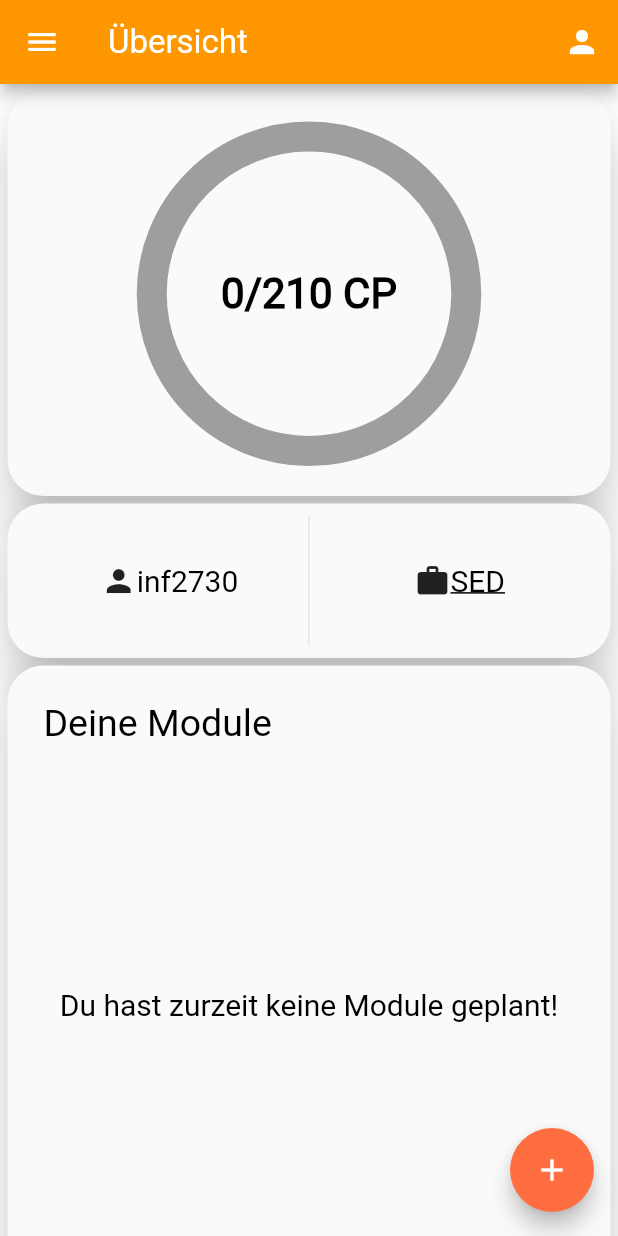
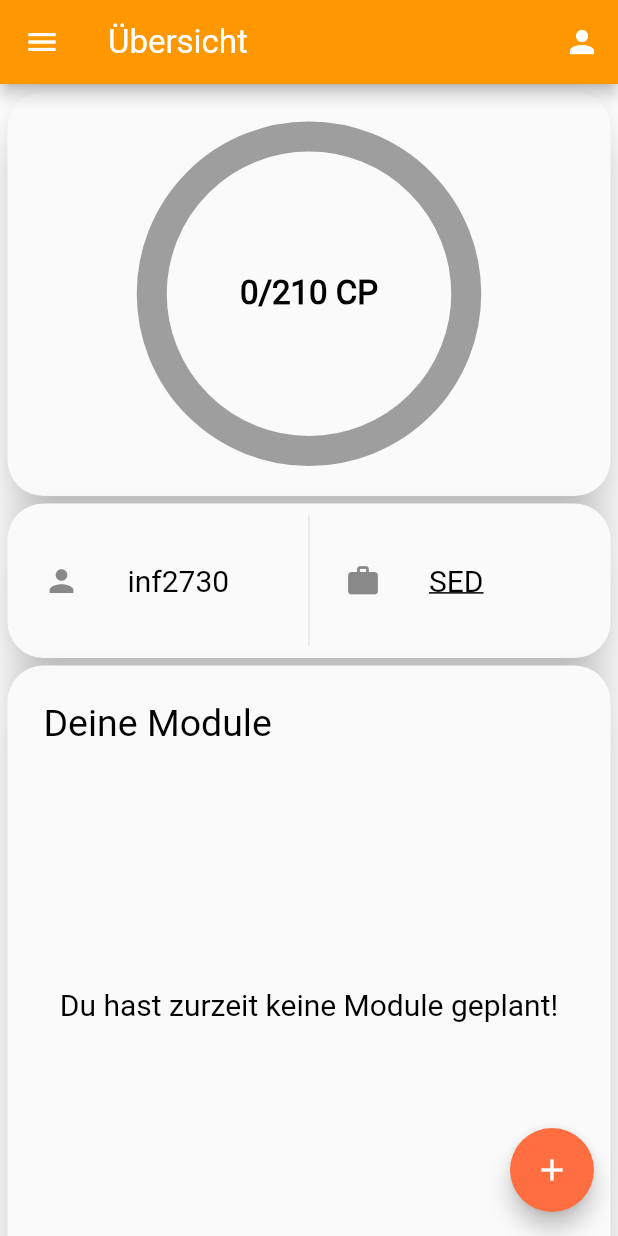
Before and after one commit to AlfredTachi/MyStudyBuddy2020, a Flutter app: the screen it shows after launch, on a phone screen of 412 x 824 dp. Run offline on Flutter 3.47's test engine with Material 2 defaults, Android fonts, the phone set to English and light mode, and no system bars; our stand-ins replace percent_indicator, photo_view, smooth_star_rating, webview_flutter; missing offline and left inert: flutter_plugin_pdf_viewer.

Commit message:
minor changes

```diff
--- a/lib/dashboard/progress_bar/progress_bar.dart
+++ b/lib/dashboard/progress_bar/progress_bar.dart
@@ -103,8 +103,8 @@ class ProgressBarState extends State<ProgressBar>
       fit: BoxFit.cover,
       child: Text(
         creditPoints.toString() + "/" + maxCreditPoints.toString() + " CP",
-        style: TextStyle(
-            fontSize: 28, fontWeight: FontWeight.w800),
+        style: TextStyle(fontSize: 22,
+            fontWeight: FontWeight.w800),
       ),
     );
   }
--- a/lib/dashboard/staggered_view_dashboard/staggered_view_dashboard.dart
+++ b/lib/dashboard/staggered_view_dashboard/staggered_view_dashboard.dart
@@ -22,55 +22,24 @@ Material persondetails(IconData icon, String infnumber, IconData icontwo,
         child: Row(
           children: <Widget>[
             Expanded(
-                child: Row(
-              mainAxisAlignment: MainAxisAlignment.center,
-              children: <Widget>[
-                Padding(padding: EdgeInsets.only(left: 15)),
-                Icon(icon),
-                Text(infnumber, style: TextStyle(fontSize: 20)),
-              ],
+                child: ListTile(
+              leading: Icon(icon),
+              title: Text('inf2730'),
             )),
             VerticalDivider(),
             Expanded(
-                child: Row(
-              mainAxisAlignment: MainAxisAlignment.center,
-              children: <Widget>[
-                GestureDetector(
+              child: GestureDetector(
                   onTap: () {
                     Navigator.pushNamed(context, '/qspinfo');
                   },
-                  child: Row(
-                    children: <Widget>[
-                      Icon(icontwo),
-                      Text(special,
-                          style: TextStyle(
-                              fontSize: 20,
-                              decoration: TextDecoration.underline)),
-                    ],
-                  ),
-                )
-              ],
-            ))
-          ],
-        ),
-      ));
-}
-
-Material grades(String heading, double grades) {
-  return Material(
-      elevation: 14.0,
-      borderRadius: BorderRadius.circular(24.0),
-      child: Padding(
-        padding: EdgeInsets.all(8),
-        child: Column(
-          mainAxisAlignment: MainAxisAlignment.center,
-          children: <Widget>[
-            FittedBox(
-                fit: BoxFit.cover,
-                child: Text(heading, style: TextStyle(fontSize: 20))),
-            FittedBox(
-                fit: BoxFit.cover,
-                child: Text(grades.toString(), style: TextStyle(fontSize: 20)))
+                  child: ListTile(
+                    leading: Icon(icontwo),
+                    title: Text(
+                      special,
+                      style: TextStyle(decoration: TextDecoration.underline),
+                    ),
+                  )),
+            )
           ],
         ),
       ));
@@ -79,7 +48,6 @@ Material grades(String heading, double grades) {
 Material module(String heading) {
   return Material(
     elevation: 14.0,
-    shadowColor: Colors.black,
     borderRadius: BorderRadius.circular(24.0),
     child: Padding(
       padding: EdgeInsets.all(8),
--- a/lib/qsp_info/staggered_view_qsp/StaggeredView.dart
+++ b/lib/qsp_info/staggered_view_qsp/StaggeredView.dart
@@ -98,8 +98,7 @@ class StaggeredView extends StatefulWidget {
 class _StaggeredViewState extends State<StaggeredView> {
   @override
   Widget build(BuildContext context) {
-    return Scaffold(
-      body: SingleChildScrollView(
+    return SingleChildScrollView(
       child: Column(
         children: <Widget>[
           qspdetails(
@@ -135,7 +134,6 @@ class _StaggeredViewState extends State<StaggeredView> {
               "https://www.hs-worms.de/cloud-internet/")
         ],
       ),
-      ),
     );
   }
 }
```
Lines whose indentation alone changed are shown as unchanged.
